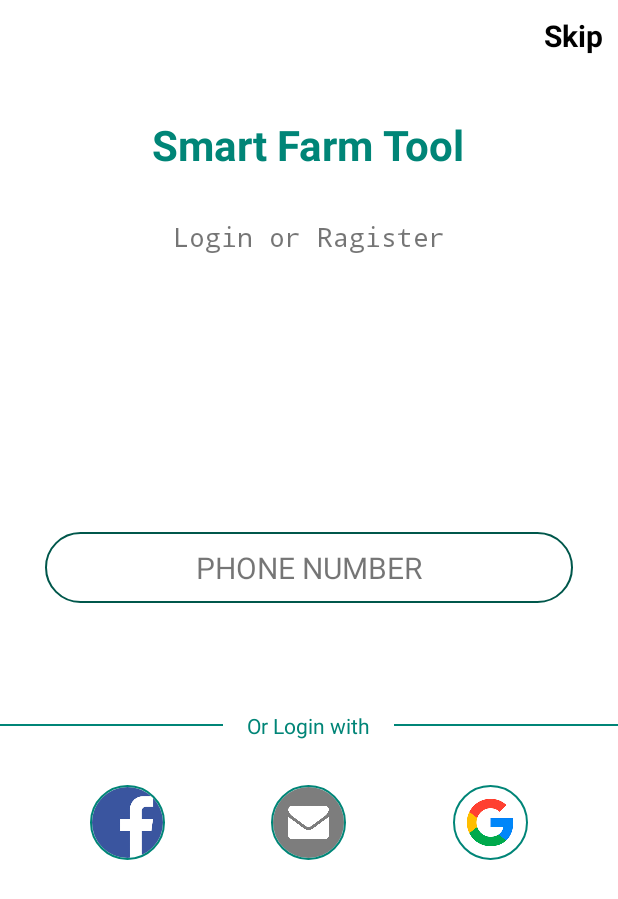
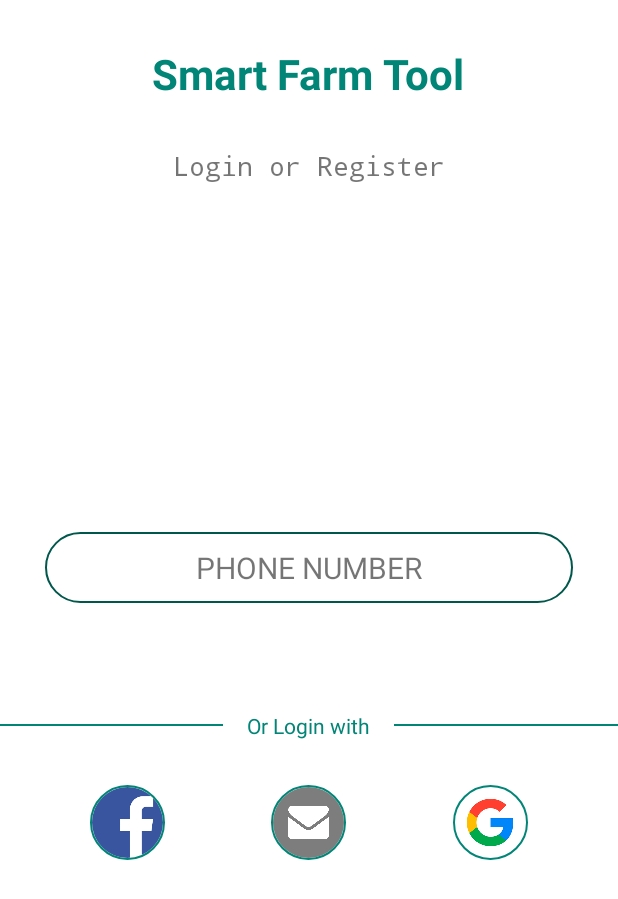
Before and after one commit to hnish555/SmartFarmTool, an Android app: the Login_Signup screen opened directly, with no data from a screen before it, on a phone screen of 412 x 824 dp. Shown: the top 899 px of the screen. Run offline under Robolectric (Android 15) with nearby library versions, the phone set to English and light mode, and no system bars; our stand-ins replace CircleImageView; Roboto replaces fonts that are not available here.

Commit message:
loginCommit10

```diff
--- a/app/src/main/java/com/example/smartfarmtool/Login/Login_Signup.java
+++ b/app/src/main/java/com/example/smartfarmtool/Login/Login_Signup.java
@@ -19,13 +19,7 @@ public class Login_Signup extends AppCompatActivity {
     protected void onCreate(Bundle savedInstanceState) {
         super.onCreate(savedInstanceState);
         setContentView(R.layout.activity_login__signup);
-        TextView skip=findViewById(R.id.skip_id);
-        skip.setOnClickListener(new View.OnClickListener() {
-            @Override
-            public void onClick(View view) {
-                startActivity(new Intent(Login_Signup.this, HomeActivity.class));
-            }
-        });
+
 
         TextView txt=findViewById(R.id.login_signup_button_id);
         txt.setOnClickListener(new View.OnClickListener() {
--- a/app/src/main/res/layout/activity_login__signup.xml
+++ b/app/src/main/res/layout/activity_login__signup.xml
@@ -14,23 +14,11 @@
         android:layout_weight="0.5"
         >
 
-        <TextView
-            android:id="@+id/skip_id"
-            android:layout_width="wrap_content"
-            android:layout_height="wrap_content"
-            android:text="@string/skip"
-            android:layout_alignParentRight="true"
-            android:textStyle="bold"
-            android:textColor="#000000"
-            android:textSize="20dp"
-            android:layout_margin="10dp"
-            />
 
         <TextView
             android:id="@+id/login_signup_title_id"
             android:layout_width="wrap_content"
             android:layout_height="wrap_content"
-            android:layout_below="@+id/skip_id"
             android:layout_centerHorizontal="true"
             android:layout_marginTop="30dp"
             android:layout_marginBottom="30dp"
--- a/app/src/main/res/values/strings.xml
+++ b/app/src/main/res/values/strings.xml
@@ -21,7 +21,7 @@
     <string name="registration">Wait for the code I send you...</string>
     <string name="smart_farm_tool">Smart Farm Tool</string>
     <string name="skip">Skip</string>
-    <string name="login_or_ragister">Login or Ragister</string>
+    <string name="login_or_ragister">Login or Register</string>
     <string name="phone_number">PHONE NUMBER</string>
     <string name="enter_your_mobile_number">May I ask you phone number ?</string>
     <string name="continue_btn">Continue</string>
```
Also changed, not shown: app/src/main/java/com/example/smartfarmtool/BuyActivity/BuyFragment.java (deleted, +0 -19 lines), app/src/main/java/com/example/smartfarmtool/BuyActivity/HomeFragment.java (deleted, +0 -19 lines), app/src/main/java/com/example/smartfarmtool/BuyActivity/ProductBuy.java (deleted, +0 -46 lines), app/src/main/java/com/example/smartfarmtool/BuyActivity/SellFragment.java (deleted, +0 -19 lines).
